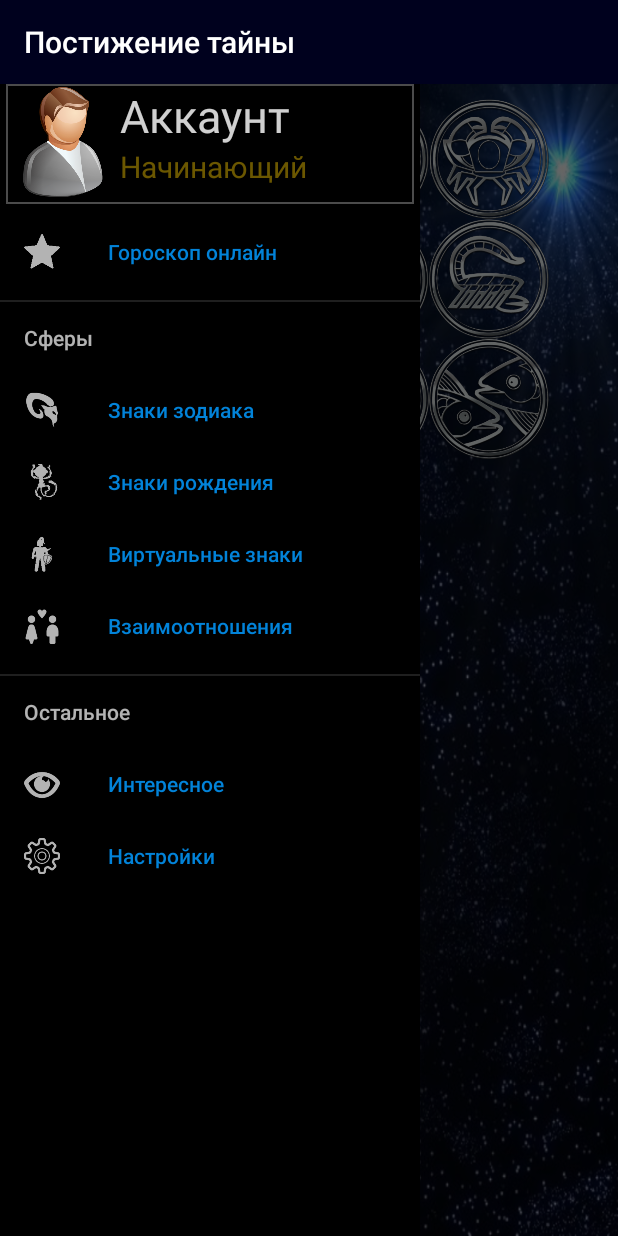
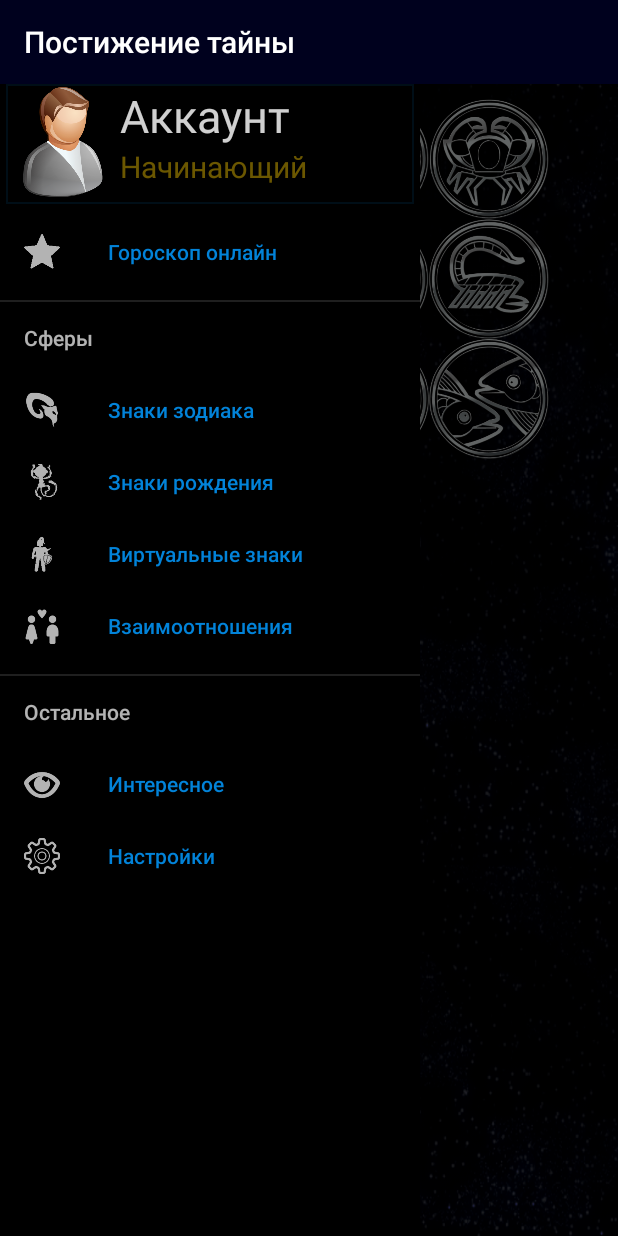
Before and after one commit to AntonBoiko88888/MysteryForAndroid, an Android app: the fragment HoroscopeOnline_fragment placed in its activity, with the side drawer open, on a phone screen of 412 x 824 dp. Run offline under Robolectric (Android 15) with nearby library versions, the light colour scheme and no system bars.

Commit message:
changed  interface  attachment

```diff
--- a/app/src/main/res/drawable/acc_border.xml
+++ b/app/src/main/res/drawable/acc_border.xml
@@ -1,7 +1,7 @@
 <?xml version="1.0" encoding="utf-8"?>
 <shape xmlns:android="http://schemas.android.com/apk/res/android">
     <stroke android:width="1dp"
-        android:color="#4b4b4b" />
+        android:color="@color/pro_zra_blue" />
     <padding android:left="1dp"
         android:top="1dp"
         android:right="1dp"
--- a/app/src/main/res/layout/datepicker_layout_fragment.xml
+++ b/app/src/main/res/layout/datepicker_layout_fragment.xml
@@ -4,7 +4,7 @@
     android:layout_width="match_parent"
     android:layout_height="match_parent"
     android:gravity="center"
-    android:background="@drawable/back1">
+    android:background="@drawable/background2">
 
     <TextView
         android:id="@+id/tv_desc"
--- a/app/src/main/res/layout/horoscope_online_layout_fragment.xml
+++ b/app/src/main/res/layout/horoscope_online_layout_fragment.xml
@@ -2,7 +2,7 @@
 <LinearLayout xmlns:android="http://schemas.android.com/apk/res/android"
     android:orientation="vertical" android:layout_width="match_parent"
     android:layout_height="match_parent"
-    android:background="@drawable/back1">
+    android:background="@drawable/background1">
     <!--<TextView-->
         <!--android:layout_width="wrap_content"-->
         <!--android:layout_height="wrap_content"-->
--- a/app/src/main/res/layout/interesting_layout_fragment.xml
+++ b/app/src/main/res/layout/interesting_layout_fragment.xml
@@ -2,7 +2,7 @@
 <LinearLayout xmlns:android="http://schemas.android.com/apk/res/android"
     android:orientation="vertical" android:layout_width="match_parent"
     android:layout_height="match_parent"
-    android:background="@drawable/back1">
+    android:background="@drawable/background1">
     <TextView
         android:id="@+id/year_woman"
         android:layout_width="match_parent"
--- a/app/src/main/res/layout/profile_description_layout_fragment.xml
+++ b/app/src/main/res/layout/profile_description_layout_fragment.xml
@@ -4,7 +4,7 @@
     android:orientation="vertical"
     android:layout_width="match_parent"
     android:layout_height="match_parent"
-    android:background="@drawable/back1">
+    android:background="@drawable/background1">
     <ScrollView
         android:layout_width="match_parent"
         android:layout_height="match_parent">
--- a/app/src/main/res/layout/settings_layout_fragment.xml
+++ b/app/src/main/res/layout/settings_layout_fragment.xml
@@ -2,7 +2,7 @@
 <LinearLayout xmlns:android="http://schemas.android.com/apk/res/android"
     android:orientation="vertical" android:layout_width="match_parent"
     android:layout_height="match_parent"
-    android:background="@drawable/back1z">
+    android:background="@drawable/background2">
     <TextView
         android:layout_width="wrap_content"
         android:layout_height="wrap_content"/>
--- a/app/src/main/res/layout/sphere_fragment_viewpager.xml
+++ b/app/src/main/res/layout/sphere_fragment_viewpager.xml
@@ -2,7 +2,7 @@
 <LinearLayout xmlns:android="http://schemas.android.com/apk/res/android"
     android:orientation="vertical" android:layout_width="match_parent"
     android:layout_height="match_parent"
-    android:background="@drawable/back1">
+    android:background="@drawable/background1">
 
     <GridLayout
         android:id="@+id/sphere_grid"
@@ -21,6 +21,7 @@
         android:layout_height="match_parent">
     <TextView
         android:id="@+id/sphere_tv_details"
+        android:textSize="20dp"
         android:layout_width="wrap_content"
         android:layout_height="wrap_content" />
     </ScrollView>
--- a/app/src/main/res/values/colors.xml
+++ b/app/src/main/res/values/colors.xml
@@ -9,7 +9,7 @@
     <color name="pro_white">#b0ffffff</color>
     <color name="black">#000000</color>
     <color name="blue">#0283d9</color>
-    <color name="pro_zra_blue">#5c013d64</color>
+    <color name="pro_zra_blue">#3a013d64</color>
     <color name="yellow">#ffdd00</color>
     <color name="orange">#f78d1d</color>
     <color name="green">#71f74c</color>
```
Also changed, not shown: app/src/main/res/drawable/background1.png (added), app/src/main/res/drawable/background2.png (added), app/src/main/res/drawable/img_t.png.
